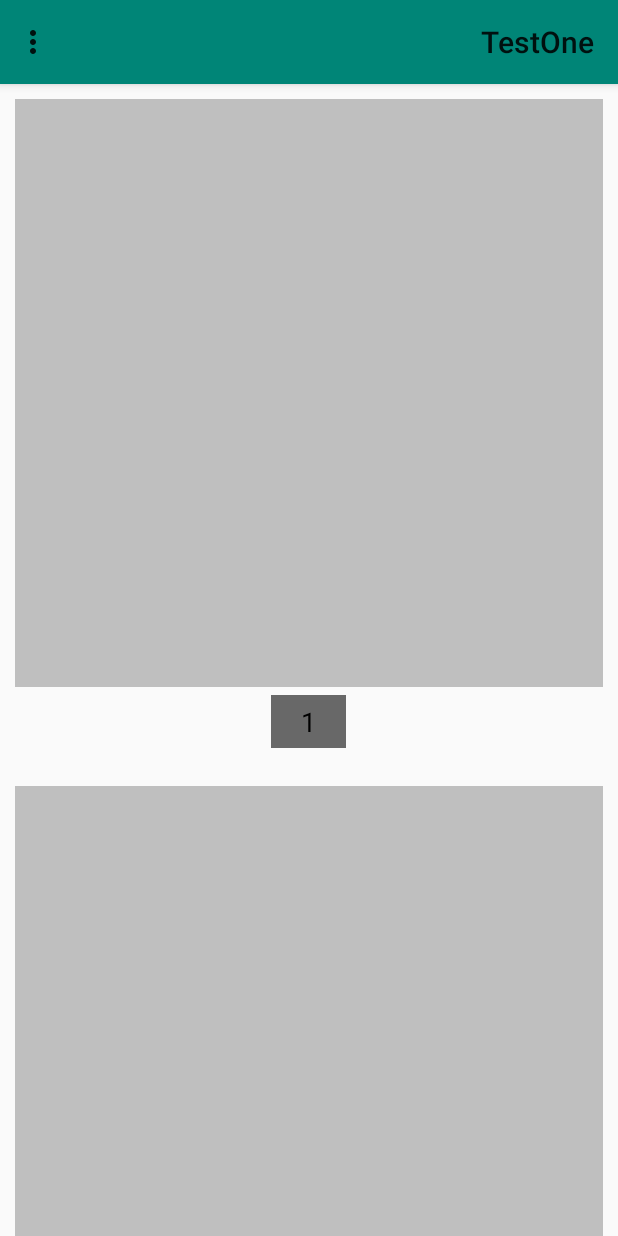
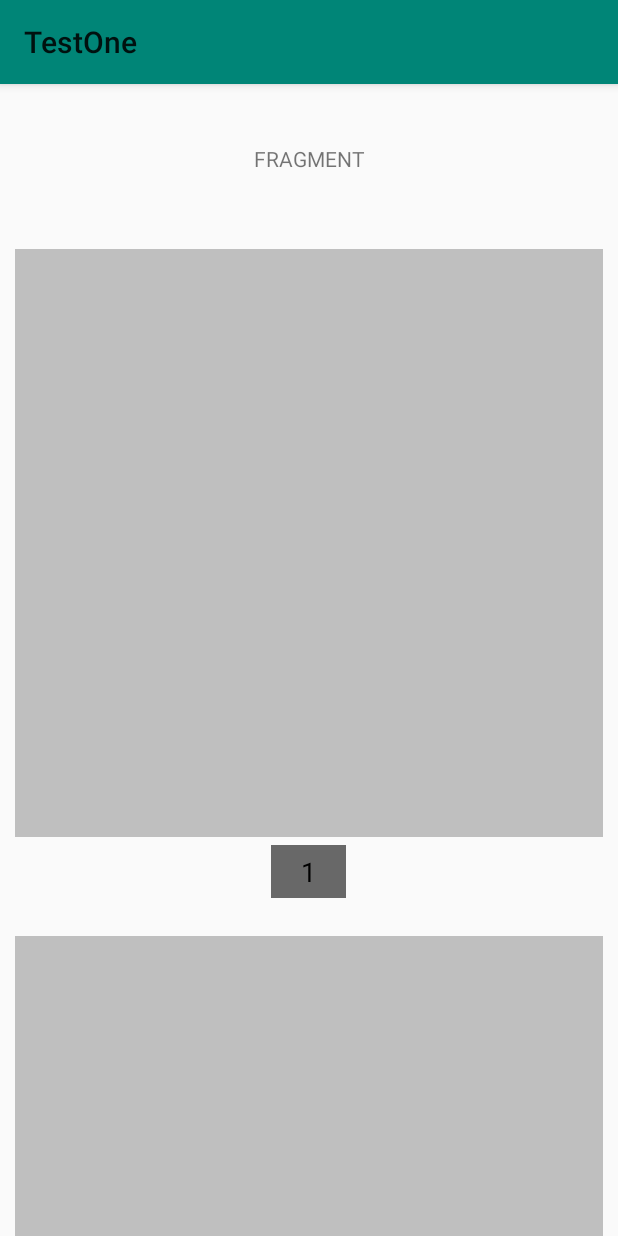
Before and after one commit to HamidrezaAmz/Rele, an Android app: the screen it shows after launch (MainActivity before the commit, FragmentTestActivity after it), on a phone screen of 412 x 824 dp. Run offline under Robolectric (Android 15) with nearby library versions, the phone set to English and light mode, and no system bars; libraries missing offline, so code that uses them is left out: com.tuyenmonkey.mkloader; pictures from the network do not load; 2 statements that could not run were skipped.

Commit message:
add fragment test for libray

```diff
--- a/library/build.gradle
+++ b/library/build.gradle
@@ -8,8 +8,8 @@ android {
     defaultConfig {
         minSdkVersion 16
         targetSdkVersion 28
-        versionCode 15
-        versionName "1.1.5"
+        versionCode 16
+        versionName "1.1.6"
 
         testInstrumentationRunner "androidx.test.runner.AndroidJUnitRunner"
     }
--- a/sample/build.gradle
+++ b/sample/build.gradle
@@ -38,7 +38,8 @@ dependencies {
     annotationProcessor 'com.github.bumptech.glide:compiler:4.8.0'
     // TESTS
     testImplementation 'junit:junit:4.12'
-    androidTestImplementation 'androidx.test:runner:1.1.0'
-    androidTestImplementation 'androidx.test.espresso:espresso-core:3.1.0'
+    androidTestImplementation 'androidx.test:runner:1.1.1'
+    androidTestImplementation 'androidx.test.espresso:espresso-core:3.1.1'
+
     implementation project(':library')
 }
--- a/sample/src/main/AndroidManifest.xml
+++ b/sample/src/main/AndroidManifest.xml
@@ -14,7 +14,7 @@
         android:theme="@style/AppTheme"
         tools:ignore="GoogleAppIndexingWarning">
 
-        <activity android:name="com.vasl.Library.Android.MainActivity">
+        <activity android:name=".FragmentTestActivity">
             <intent-filter>
                 <action android:name="android.intent.action.MAIN" />
 
@@ -22,6 +22,8 @@
             </intent-filter>
         </activity>
 
+        <activity android:name=".MainActivity"></activity>
+
     </application>
 
 </manifest>
--- /dev/null
+++ b/sample/src/main/java/com/vasl/Library/Android/BlankFragment.java
@@ -0,0 +1,123 @@
+package com.vasl.Library.Android;
+
+
+import android.os.Bundle;
+import android.os.Handler;
+import android.view.LayoutInflater;
+import android.view.View;
+import android.view.ViewGroup;
+
+import com.vasl.recyclerlibrary.MyCustomView;
+import com.vasl.recyclerlibrary.globalEnums.ListStatus;
+import com.vasl.recyclerlibrary.globalEnums.ScrollDirection;
+import com.vasl.recyclerlibrary.globalInterfaces.MyCustomAdapterCallBack;
+import com.vasl.recyclerlibrary.globalInterfaces.MyCustomViewCallBack;
+import com.vasl.recyclerlibrary.globalInterfaces.MyCustomViewScrollCallBack;
+import com.vasl.recyclerlibrary.globalObjects.RowModel;
+
+import java.util.ArrayList;
+
+import androidx.fragment.app.Fragment;
+import androidx.recyclerview.widget.LinearLayoutManager;
+import androidx.recyclerview.widget.RecyclerView;
+
+
+/**
+ * A simple {@link Fragment} subclass.
+ */
+public class BlankFragment extends Fragment implements MyCustomViewCallBack, MyCustomAdapterCallBack, MyCustomViewScrollCallBack {
+
+    private int index = 1;
+
+    private MyCustomView myCustomView;
+
+    private RecyclerVerticalAdapter adapter;
+
+    private ArrayList<RowModel> rowModels = new ArrayList<>();
+
+    public BlankFragment() {
+        // Required empty public constructor
+    }
+
+    @Override
+    public View onCreateView(LayoutInflater inflater, ViewGroup container,
+                             Bundle savedInstanceState) {
+        // Inflate the layout for this fragment
+        View inflate = inflater.inflate(R.layout.fragment_blank, container, false);
+
+        myCustomView = inflate.findViewById(R.id.myCustomView);
+
+        RecyclerView recyclerView = myCustomView.getRecyclerView();
+
+        myCustomView.setMyCustomViewCallBack(this);
+
+        myCustomView.setStatus(ListStatus.LOADING);
+
+        adapter = new RecyclerVerticalAdapter(getContext(), rowModels);
+
+        recyclerView.setLayoutManager(new LinearLayoutManager(getContext(), RecyclerView.VERTICAL, false));
+
+        adapter.setMyCustomAdapterCallBack(this);
+
+        myCustomView.setMyCustomViewScrollCallBack(this);
+
+        recyclerView.setAdapter(adapter);
+
+        Handler handler = new Handler();
+        handler.postDelayed(new Runnable() {
+            @Override
+            public void run() {
+                myList();
+            }
+        }, 2000);
+
+        return inflate;
+    }
+
+    private void myList() {
+
+        rowModels.add(new RowModel("https://dkstatics-public.digikala.com/digikala-products/4308693.jpg?x-oss-process=image/resize,m_lfit,h_600,w_600/quality,q_80", "" + index++));
+        rowModels.add(new RowModel("https://dkstatics-public.digikala.com/digikala-products/4308693.jpg?x-oss-process=image/resize,m_lfit,h_600,w_600/quality,q_80", "" + index++));
+        rowModels.add(new RowModel("https://dkstatics-public.digikala.com/digikala-products/4308693.jpg?x-oss-process=image/resize,m_lfit,h_600,w_600/quality,q_80", "" + index++));
+        rowModels.add(new RowModel("https://dkstatics-public.digikala.com/digikala-products/4308693.jpg?x-oss-process=image/resize,m_lfit,h_600,w_600/quality,q_80", "" + index++));
+        rowModels.add(new RowModel("https://dkstatics-public.digikala.com/digikala-products/4308693.jpg?x-oss-process=image/resize,m_lfit,h_600,w_600/quality,q_80", "" + index++));
+        rowModels.add(new RowModel("https://dkstatics-public.digikala.com/digikala-products/4308693.jpg?x-oss-process=image/resize,m_lfit,h_600,w_600/quality,q_80", "" + index++));
+        rowModels.add(new RowModel("https://dkstatics-public.digikala.com/digikala-products/4308693.jpg?x-oss-process=image/resize,m_lfit,h_600,w_600/quality,q_80", "" + index++));
+        rowModels.add(new RowModel("https://dkstatics-public.digikala.com/digikala-products/4308693.jpg?x-oss-process=image/resize,m_lfit,h_600,w_600/quality,q_80", "" + index++));
+        rowModels.add(new RowModel("https://dkstatics-public.digikala.com/digikala-products/4308693.jpg?x-oss-process=image/resize,m_lfit,h_600,w_600/quality,q_80", "" + index++));
+        rowModels.add(new RowModel("https://dkstatics-public.digikala.com/digikala-products/4308693.jpg?x-oss-process=image/resize,m_lfit,h_600,w_600/quality,q_80", "" + index++));
+
+        adapter.notifyDataSetChanged();
+        myCustomView.setStatus(ListStatus.SUCCESS);
+        myCustomView.setSwipeRefreshStatus(false);
+    }
+
+    @Override
+    public void onRetryClicked() {
+        myList();
+    }
+
+    @Override
+    public void onRefresh(int page) {
+        myList();
+    }
+
+    @Override
+    public void richToEnd() {
+        myCustomView.setStatus(ListStatus.LOADING_BOTTOM);
+        Handler handler = new Handler();
+        handler.postDelayed(new Runnable() {
+            @Override
+            public void run() {
+                myList();
+                myCustomView.setStatus(ListStatus.SUCCESS);
+            }
+        }, 2000);
+    }
+
+
+    @Override
+    public void onScrollChange(ScrollDirection scrollDirection) {
+
+    }
+}
--- /dev/null
+++ b/sample/src/main/java/com/vasl/Library/Android/FragmentTestActivity.java
@@ -0,0 +1,34 @@
+package com.vasl.Library.Android;
+
+import android.os.Bundle;
+import android.widget.FrameLayout;
+
+import androidx.appcompat.app.AppCompatActivity;
+import androidx.fragment.app.Fragment;
+import androidx.fragment.app.FragmentManager;
+import androidx.fragment.app.FragmentTransaction;
+
+public class FragmentTestActivity extends AppCompatActivity {
+
+    FrameLayout frameLayout;
+
+    @Override
+    protected void onCreate(Bundle savedInstanceState) {
+        super.onCreate(savedInstanceState);
+        setContentView(R.layout.activity_fragment_test);
+
+        frameLayout = findViewById(R.id.fragment_holder);
+
+        setFragment(new BlankFragment());
+    }
+
+    // This could be moved into an abstract BaseActivity
+    // class for being re-used by several instances
+    protected void setFragment(Fragment fragment) {
+        FragmentManager fragmentManager = getSupportFragmentManager();
+        FragmentTransaction fragmentTransaction =
+                fragmentManager.beginTransaction();
+        fragmentTransaction.replace(R.id.fragment_holder, fragment);
+        fragmentTransaction.commit();
+    }
+}
--- /dev/null
+++ b/sample/src/main/res/layout/activity_fragment_test.xml
@@ -0,0 +1,20 @@
+<?xml version="1.0" encoding="utf-8"?>
+<LinearLayout xmlns:android="http://schemas.android.com/apk/res/android"
+    xmlns:tools="http://schemas.android.com/tools"
+    android:layout_width="match_parent"
+    android:layout_height="match_parent"
+    android:orientation="vertical"
+    tools:context=".FragmentTestActivity">
+
+    <TextView
+        android:layout_width="match_parent"
+        android:layout_height="100dp"
+        android:gravity="center"
+        android:text="FRAGMENT" />
+
+    <FrameLayout
+        android:id="@+id/fragment_holder"
+        android:layout_width="match_parent"
+        android:layout_height="match_parent" />
+
+</LinearLayout>
--- /dev/null
+++ b/sample/src/main/res/layout/fragment_blank.xml
@@ -0,0 +1,16 @@
+<?xml version="1.0" encoding="utf-8"?>
+<FrameLayout xmlns:android="http://schemas.android.com/apk/res/android"
+    xmlns:app="http://schemas.android.com/apk/res-auto"
+    xmlns:tools="http://schemas.android.com/tools"
+    android:layout_width="match_parent"
+    android:layout_height="match_parent"
+    tools:context=".BlankFragment">
+
+    <com.vasl.recyclerlibrary.MyCustomView
+        android:id="@+id/myCustomView"
+        android:layout_width="match_parent"
+        android:layout_height="match_parent"
+        app:subtitleColor="@color/red"
+        app:titleColor="@color/blue_color" />
+
+</FrameLayout>
--- a/sample/src/main/res/values/strings.xml
+++ b/sample/src/main/res/values/strings.xml
@@ -1,4 +1,7 @@
 <resources>
     <string name="app_name">TestOne</string>
     <string name="please_wait">Please wait</string>
+
+    <!-- TODO: Remove or change this placeholder text -->
+    <string name="hello_blank_fragment">Hello blank fragment</string>
 </resources>
```
